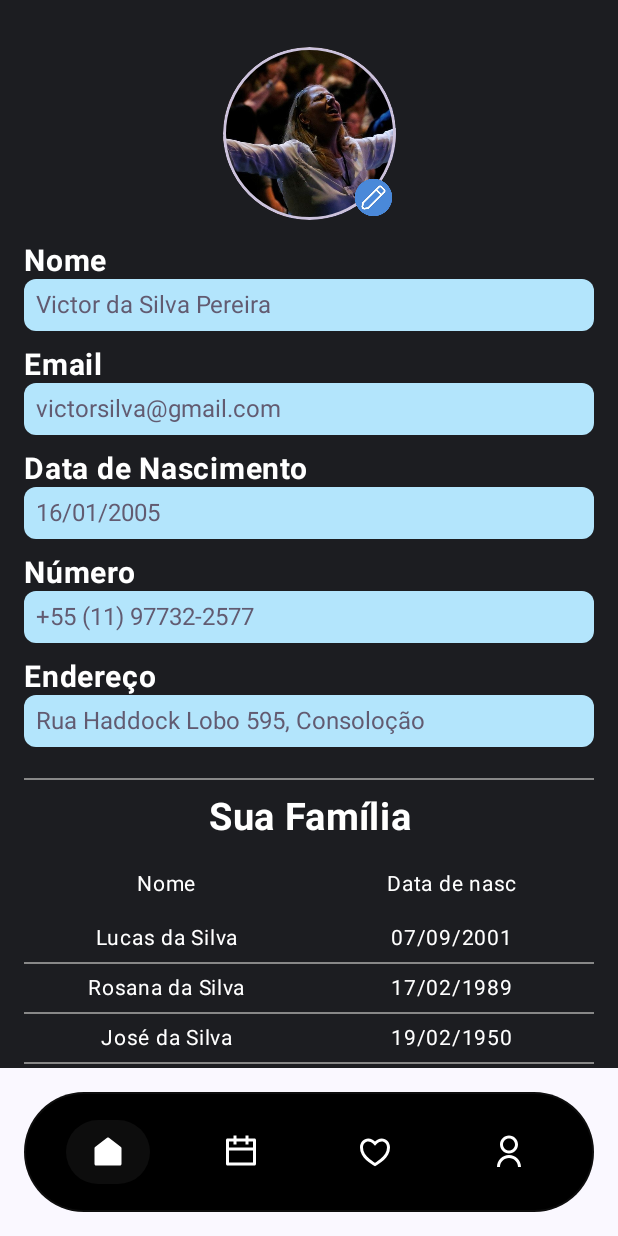
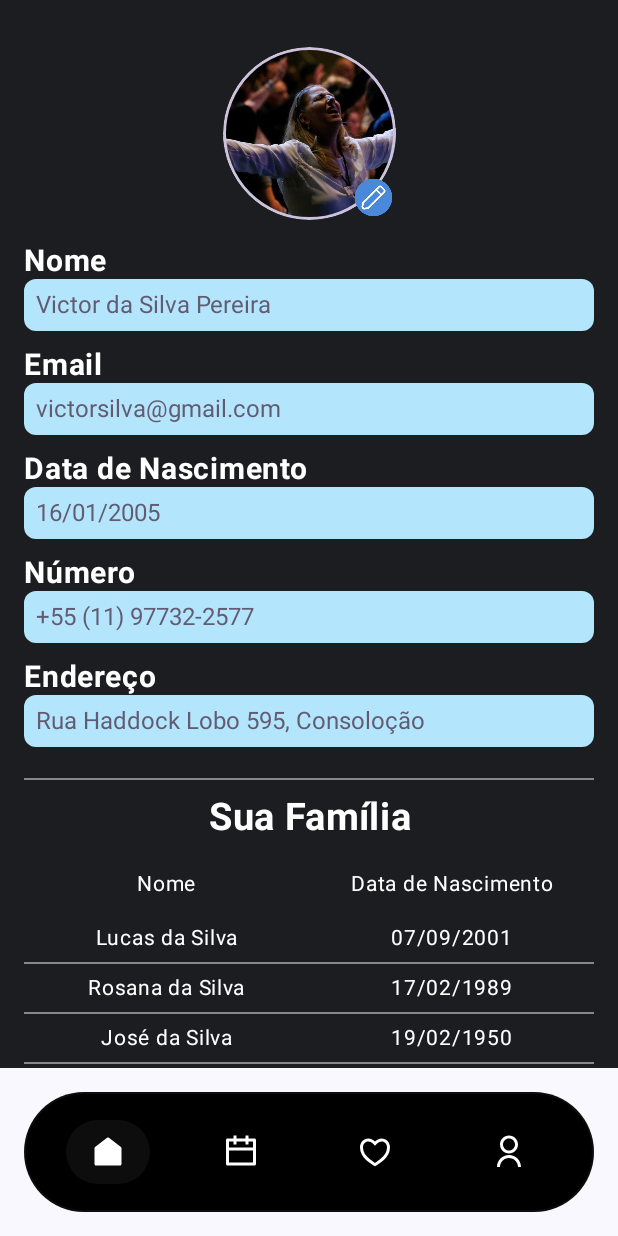
Before and after one commit to JesusIsKing-Tech/JK-MobileApp, an Android app built with Jetpack Compose: the ProfileScreen screen opened through its navigation route, on a phone screen of 412 x 824 dp. Run offline under Robolectric (Android 15) with nearby library versions, the phone set to English and light mode, and no system bars.

```diff
--- a/app/src/main/java/com/example/jkconect/main/profile/ProfileScreen.kt
+++ b/app/src/main/java/com/example/jkconect/main/profile/ProfileScreen.kt
@@ -138,7 +138,7 @@ fun FamilySection() {
                 modifier = Modifier.weight(1f)
             )
             Text(
-                text = "Data de nasc",
+                text = "Data de Nascimento",
                 color = Color.White,
                 fontSize = 14.sp,
                 textAlign = TextAlign.Center,
@@ -147,7 +147,7 @@ fun FamilySection() {
 
         FamilyMember("Lucas da Silva",  "07/09/2001")
         FamilyMember("Rosana da Silva", "17/02/1989")
-        FamilyMember("José da Silva",  "19/02/1950")
+        FamilyMember("José da Silva", "19/02/1950")
         FamilyMember("Silva da Silva",  "20/08/1999")
     }
 }
@@ -159,7 +159,7 @@ fun FamilyMember(name: String, birthdate: String) {
         horizontalArrangement = Arrangement.SpaceBetween
     ) {
         Text(name, color = Color.White, fontSize = 14.sp,textAlign = TextAlign.Center, modifier = Modifier.weight(1f))
-        Text(birthdate, color = Color.White, fontSize = 14.sp, textAlign = TextAlign.Center, modifier = Modifier.weight(1f))
+        Text(birthdate, color = Color.White, fontSize = 14.sp,textAlign = TextAlign.Center, modifier = Modifier.weight(1f))
     }
     Divider(color = Color.Gray, thickness = 1.dp)
 }
```
